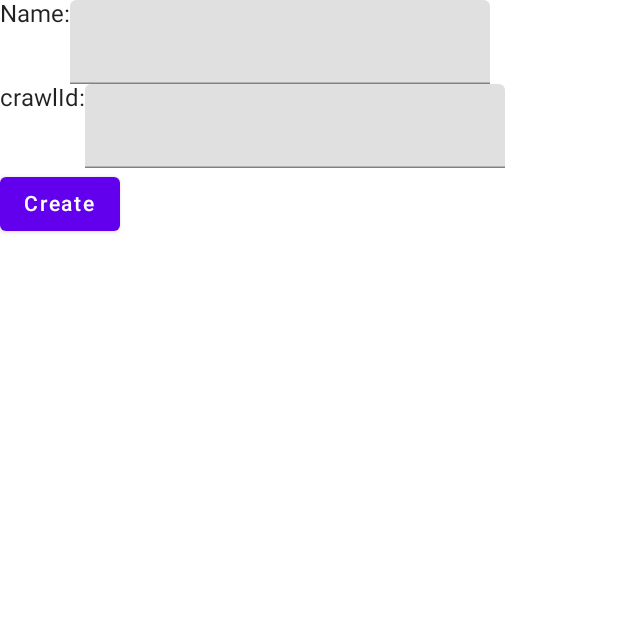
After one commit to mikk366b/fridaybarapp, an Android app built with Jetpack Compose: the CreateCrawl screen opened through its navigation route, on a phone screen of 412 x 824 dp, the top half of it. The commit adds this screen. Run offline under Robolectric (Android 15) with nearby library versions, the phone set to English and light mode, and no system bars; our stand-ins replace Firebase (no records; nobody signed in at launch, a user with empty details on screens opened directly); libraries missing offline, so code that uses them is left out: com.google.android.libraries.

Commit message:
Made some new functions delete, create favorites and crawls

```diff
--- a/app/src/main/java/com/example/fridaybarapp/MainActivity.kt
+++ b/app/src/main/java/com/example/fridaybarapp/MainActivity.kt
@@ -28,6 +28,8 @@ import androidx.navigation.compose.NavHost
 import androidx.navigation.compose.composable
 import androidx.navigation.compose.rememberNavController
 import com.example.fridaybarapp.components.Bars
+import com.example.fridaybarapp.components.Crawls
+import com.example.fridaybarapp.components.CreateCrawls
 import com.example.fridaybarapp.components.CreateFavBar
 import com.example.fridaybarapp.components.authentication.Login
 import com.example.fridaybarapp.components.authentication.Signup
@@ -69,17 +71,20 @@ class MainActivity : ComponentActivity() {
         FirebaseApp.initializeApp(this);
         val db = FirebaseFirestore.getInstance()
         val service = FireStore(db, auth)
+
         setContent {
             FridaybarappTheme {
                 val navController = rememberNavController()
                 // A surface container using the 'background' color from the theme
                 Surface(modifier = Modifier.fillMaxSize(), color = MaterialTheme.colors.background) {
                     //MapScreen(onBackClicked = { onBackPressedDispatcher.onBackPressed() })
-                    NavHost(navController = navController, startDestination = "Signup") {
+                    NavHost(navController = navController, startDestination = "Login") {
                         composable("Signup") { Signup(service, nav = navController) }
                         composable("Login") { Login(service, nav = navController) }
                         composable("CreateBar") { CreateFavBar(service, nav = navController) }
                         composable("GetBar") { Bars(service, nav = navController) }
+                        composable("GetCrawl") { Crawls(service, nav = navController) }
+                        composable("CreateCrawl") { CreateCrawls(service, nav = navController) }
                     }
                 }
             }
--- /dev/null
+++ b/app/src/main/java/com/example/fridaybarapp/components/CreateCrawl.kt
@@ -0,0 +1,40 @@
+package com.example.fridaybarapp.components
+
+
+import androidx.compose.foundation.layout.Column
+import androidx.compose.foundation.layout.Row
+import androidx.compose.material.Button
+import androidx.compose.material.Text
+import androidx.compose.material.TextField
+import androidx.compose.runtime.Composable
+import androidx.compose.runtime.mutableStateOf
+import androidx.compose.runtime.remember
+import androidx.compose.runtime.rememberCoroutineScope
+import androidx.navigation.NavController
+import com.example.fridaybarapp.firestore.service.FireStore
+import kotlinx.coroutines.launch
+
+@Composable
+fun CreateCrawls(service: FireStore, nav: NavController) {
+    val name = remember { mutableStateOf("") }
+    val crawlId = remember { mutableStateOf("") }
+    val scope = rememberCoroutineScope()
+    Column() {
+        Row() {
+            Text("Name:")
+            TextField(value = name.value, onValueChange = { newText -> name.value = newText })
+        }
+        Row() {
+            Text("crawlId:")
+            TextField(value = crawlId.value, onValueChange = { newText -> crawlId.value = newText })
+        }
+        Button(onClick = {
+            scope.launch {
+                service.createCrawl(crawlId.value,name.value)
+                //nav.navigate("Horses")
+            }
+        }) {
+            Text("Create")
+        }
+    }
+}
--- a/app/src/main/java/com/example/fridaybarapp/components/authentication/Login.kt
+++ b/app/src/main/java/com/example/fridaybarapp/components/authentication/Login.kt
@@ -37,7 +37,7 @@ fun Login(service: FireStore, nav: NavController) {
         Button(onClick = {
             scope.launch {
                 val user = service.login(email.value, password.value)
-                nav.navigate("GetBar")
+                nav.navigate("GetCrawl")
             }
         }) {
             Text("Login")
--- /dev/null
+++ b/app/src/main/java/com/example/fridaybarapp/firestore/service/Crawl.kt
@@ -0,0 +1,3 @@
+package com.example.fridaybarapp.firestore.service
+
+data class Crawl (val name: String)
```
Also changed, not shown: app/src/main/java/com/example/fridaybarapp/components/GetCrawl.kt (added, +48 -0 lines), app/src/main/java/com/example/fridaybarapp/firestore/service/Firestore.kt (+100 -0 lines).
